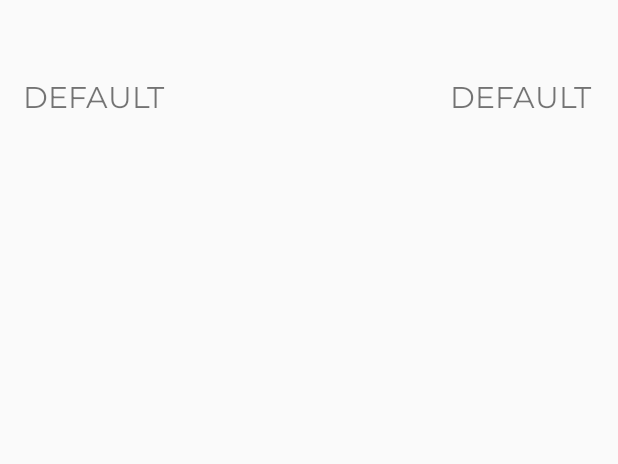
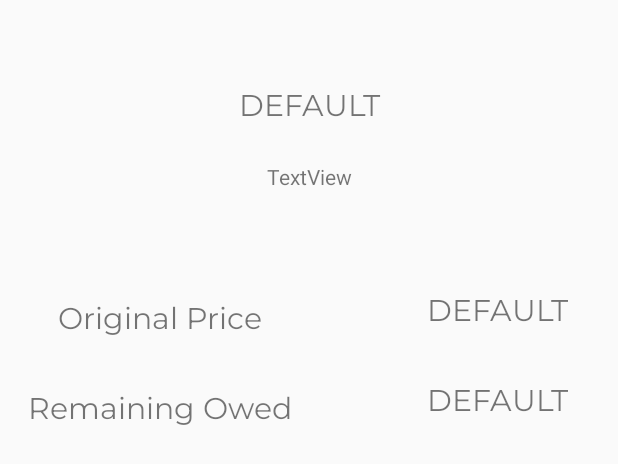
Before and after one commit to nayrng/EasyLiving, an Android app: the layout activity_payment_details.xml on its own in the app's theme, with its tools: preview values and no code run, on a phone screen of 412 x 824 dp. Shown: the top 464 px of the screen. Run offline under Robolectric (Android 15) with nearby library versions, the phone set to English and light mode, and no system bars.

Commit message:
Details completed, requires debugging probably?

```diff
--- a/app/src/main/res/layout/activity_payment_details.xml
+++ b/app/src/main/res/layout/activity_payment_details.xml
@@ -7,64 +7,122 @@
     tools:context=".paymentDetails">
 
     <TextView
+        android:id="@+id/unused"
+        android:layout_width="196dp"
+        android:layout_height="40dp"
+        android:layout_marginStart="8dp"
+        android:layout_marginTop="128dp"
+        android:layout_marginBottom="8dp"
+        android:fontFamily="@font/montserrat"
+        android:gravity="center"
+        android:text="Original Price"
+        android:textSize="20sp"
+        app:layout_constraintBottom_toBottomOf="parent"
+        app:layout_constraintStart_toStartOf="parent"
+        app:layout_constraintTop_toTopOf="parent"
+        app:layout_constraintVertical_bias="0.102" />
+
+    <TextView
+        android:id="@+id/finPrc"
+        android:layout_width="129dp"
+        android:layout_height="40dp"
+        android:layout_marginStart="8dp"
+        android:layout_marginTop="20dp"
+        android:layout_marginEnd="8dp"
+        android:layout_marginBottom="8dp"
+        android:fontFamily="@font/montserrat"
+        android:gravity="right"
+        android:text="DEFAULT"
+        android:textSize="20sp"
+        app:layout_constraintBottom_toBottomOf="parent"
+        app:layout_constraintEnd_toEndOf="parent"
+        app:layout_constraintHorizontal_bias="0.596"
+        app:layout_constraintStart_toEndOf="@+id/unused1"
+        app:layout_constraintTop_toBottomOf="@+id/ogPrc"
+        app:layout_constraintVertical_bias="0.0" />
+
+    <TextView
+        android:id="@+id/ogPrc"
+        android:layout_width="129dp"
+        android:layout_height="40dp"
+        android:layout_marginStart="8dp"
+        android:layout_marginTop="128dp"
+        android:layout_marginEnd="8dp"
+        android:layout_marginBottom="8dp"
+        android:fontFamily="@font/montserrat"
+        android:gravity="right"
+        android:text="DEFAULT"
+        android:textSize="20sp"
+        app:layout_constraintBottom_toBottomOf="parent"
+        app:layout_constraintEnd_toEndOf="parent"
+        app:layout_constraintHorizontal_bias="0.596"
+        app:layout_constraintStart_toEndOf="@+id/unused"
+        app:layout_constraintTop_toTopOf="parent"
+        app:layout_constraintVertical_bias="0.102" />
+
+    <TextView
         android:id="@+id/itemName"
         android:layout_width="198dp"
         android:layout_height="48dp"
         android:layout_marginStart="8dp"
-        android:layout_marginTop="52dp"
-        android:layout_marginEnd="80dp"
+        android:layout_marginTop="48dp"
+        android:layout_marginEnd="8dp"
         android:fontFamily="@font/montserrat"
+        android:gravity="center|center_horizontal|center_vertical"
         android:text="DEFAULT"
         android:textSize="20sp"
-        app:layout_constraintEnd_toStartOf="@+id/itemPrice"
+        app:layout_constraintEnd_toEndOf="parent"
         app:layout_constraintStart_toStartOf="parent"
         app:layout_constraintTop_toTopOf="parent" />
 
-    <ScrollView
-        android:layout_width="399dp"
-        android:layout_height="542dp"
-        tools:layout_editor_absoluteX="6dp"
-        tools:layout_editor_absoluteY="173dp">
+    <TextView
+        android:id="@+id/unused1"
+        android:layout_width="196dp"
+        android:layout_height="40dp"
+        android:layout_marginStart="8dp"
+        android:layout_marginTop="20dp"
+        android:layout_marginBottom="8dp"
+        android:fontFamily="@font/montserrat"
+        android:gravity="center"
+        android:text="Remaining Owed"
+        android:textSize="20sp"
+        app:layout_constraintBottom_toBottomOf="parent"
+        app:layout_constraintStart_toStartOf="parent"
+        app:layout_constraintTop_toBottomOf="@+id/unused"
+        app:layout_constraintVertical_bias="0.0" />
 
-        <LinearLayout
-            android:layout_width="match_parent"
-            android:layout_height="wrap_content"
-            android:orientation="vertical" />
-    </ScrollView>
+    <TableLayout
+        android:id="@+id/detailTable"
+        android:layout_width="389dp"
+        android:layout_height="311dp"
+        android:layout_marginHorizontal="10dp"
+        android:layout_marginVertical="30dp"
+        android:layout_marginStart="8dp"
+        android:layout_marginTop="8dp"
+        android:layout_marginEnd="8dp"
+        android:layout_marginBottom="8dp"
+        app:layout_constraintBottom_toBottomOf="parent"
+        app:layout_constraintEnd_toEndOf="parent"
+        app:layout_constraintStart_toStartOf="parent"
+        app:layout_constraintTop_toBottomOf="@+id/unused1"
+        app:layout_constraintVertical_bias="0.616">
+
+        <TableRow
+            android:id="@+id/tableRow1"
+            android:layout_width="10dp"
+            android:layout_height="27dp" />
+    </TableLayout>
 
     <TextView
-        android:id="@+id/itemPrice"
-        android:layout_width="104dp"
-        android:layout_height="48dp"
-        android:layout_marginTop="52dp"
+        android:id="@+id/purchaser"
+        android:layout_width="wrap_content"
+        android:layout_height="wrap_content"
+        android:layout_marginStart="8dp"
+        android:layout_marginTop="12dp"
         android:layout_marginEnd="8dp"
-        android:text="DEFAULT"
-        android:fontFamily="@font/montserrat"
-        android:textSize="20sp"
+        android:text="TextView"
         app:layout_constraintEnd_toEndOf="parent"
-        app:layout_constraintTop_toTopOf="parent" />
-
-    <TableLayout
-        android:layout_width="358dp"
-        android:layout_height="504dp"
-        tools:layout_editor_absoluteX="26dp"
-        tools:layout_editor_absoluteY="197dp">
-
-        <TableRow
-            android:layout_width="match_parent"
-            android:layout_height="match_parent" />
-
-        <TableRow
-            android:layout_width="match_parent"
-            android:layout_height="match_parent" />
-
-        <TableRow
-            android:layout_width="match_parent"
-            android:layout_height="match_parent" />
-
-        <TableRow
-            android:layout_width="match_parent"
-            android:layout_height="match_parent" />
-    </TableLayout>
+        app:layout_constraintStart_toStartOf="parent"
+        app:layout_constraintTop_toBottomOf="@+id/itemName" />
 
 </android.support.constraint.ConstraintLayout>
```
Also changed, not shown: app/src/main/java/com/btanhuecrng13ctong3/easyliving/paymentDetails.java (+83 -5 lines), app/src/main/java/com/btanhuecrng13ctong3/easyliving/viewPayments.java (+9 -1 lines).
